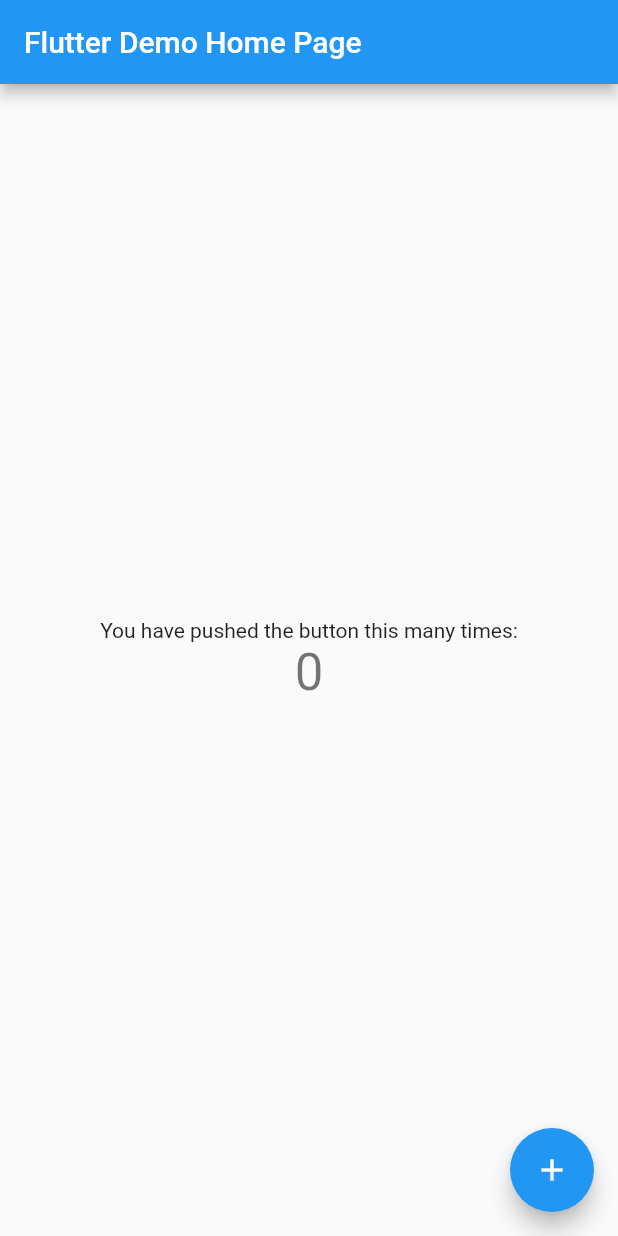
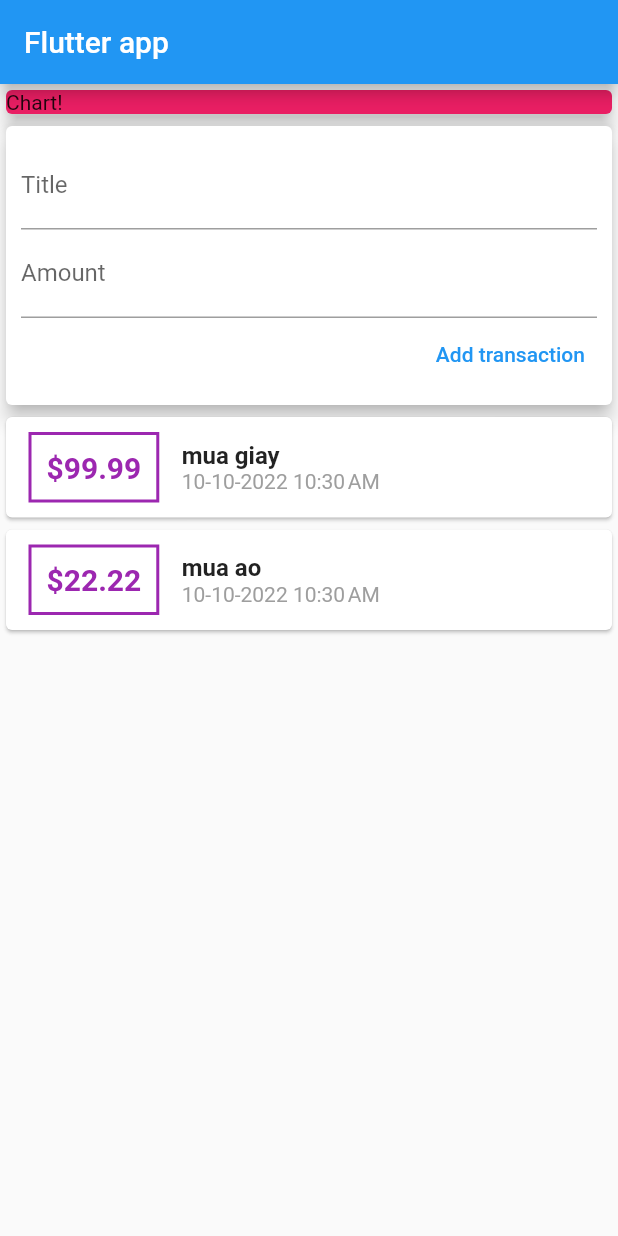
Before and after one commit to HoangShogun/app_quan_ly_chi_tieu, a Flutter app: the screen it shows after launch, on a phone screen of 412 x 824 dp. Run offline on Flutter 3.47's test engine with Material 2 defaults, Android fonts, the phone set to English and light mode, and no system bars.

Commit message:
second commit

```diff
--- a/lib/main.dart
+++ b/lib/main.dart
@@ -1,115 +1,50 @@
+import 'package:app_quan_ly_chi_tieu/widgets/chart.dart';
+import 'package:app_quan_ly_chi_tieu/widgets/new_transaction.dart';
+import 'package:app_quan_ly_chi_tieu/widgets/transaction_list.dart';
 import 'package:flutter/material.dart';
 
-void main() {
-  runApp(const MyApp());
-}
+void main() => runApp(const MyApp());
 
 class MyApp extends StatelessWidget {
   const MyApp({Key? key}) : super(key: key);
 
-  // This widget is the root of your application.
   @override
   Widget build(BuildContext context) {
-    return MaterialApp(
-      title: 'Flutter Demo',
-      theme: ThemeData(
-        // This is the theme of your application.
-        //
-        // Try running your application with "flutter run". You'll see the
-        // application has a blue toolbar. Then, without quitting the app, try
-        // changing the primarySwatch below to Colors.green and then invoke
-        // "hot reload" (press "r" in the console where you ran "flutter run",
-        // or simply save your changes to "hot reload" in a Flutter IDE).
-        // Notice that the counter didn't reset back to zero; the application
-        // is not restarted.
-        primarySwatch: Colors.blue,
-      ),
-      home: const MyHomePage(title: 'Flutter Demo Home Page'),
+    return const MaterialApp(
+      title: "app quan ly chi tieu",
+      home: MyHomePage(),
     );
   }
 }
 
-class MyHomePage extends StatefulWidget {
-  const MyHomePage({Key? key, required this.title}) : super(key: key);
+class MyHomePage extends StatelessWidget {
 
-  // This widget is the home page of your application. It is stateful, meaning
-  // that it has a State object (defined below) that contains fields that affect
-  // how it looks.
 
-  // This class is the configuration for the state. It holds the values (in this
-  // case the title) provided by the parent (in this case the App widget) and
-  // used by the build method of the State. Fields in a Widget subclass are
-  // always marked "final".
 
-  final String title;
+  const MyHomePage({Key? key}) : super(key: key);
 
-  @override
-  State<MyHomePage> createState() => _MyHomePageState();
-}
-
-class _MyHomePageState extends State<MyHomePage> {
-  int _counter = 0;
-
-  void _incrementCounter() {
-    setState(() {
-      // This call to setState tells the Flutter framework that something has
-      // changed in this State, which causes it to rerun the build method below
-      // so that the display can reflect the updated values. If we changed
-      // _counter without calling setState(), then the build method would not be
-      // called again, and so nothing would appear to happen.
-      _counter++;
-    });
-  }
 
   @override
   Widget build(BuildContext context) {
-    // This method is rerun every time setState is called, for instance as done
-    // by the _incrementCounter method above.
-    //
-    // The Flutter framework has been optimized to make rerunning build methods
-    // fast, so that you can just rebuild anything that needs updating rather
-    // than having to individually change instances of widgets.
     return Scaffold(
       appBar: AppBar(
-        // Here we take the value from the MyHomePage object that was created by
-        // the App.build method, and use it to set our appbar title.
-        title: Text(widget.title),
+        title: const Text("Flutter app"),
       ),
-      body: Center(
-        // Center is a layout widget. It takes a single child and positions it
-        // in the middle of the parent.
-        child: Column(
-          // Column is also a layout widget. It takes a list of children and
-          // arranges them vertically. By default, it sizes itself to fit its
-          // children horizontally, and tries to be as tall as its parent.
-          //
-          // Invoke "debug painting" (press "p" in the console, choose the
-          // "Toggle Debug Paint" action from the Flutter Inspector in Android
-          // Studio, or the "Toggle Debug Paint" command in Visual Studio Code)
-          // to see the wireframe for each widget.
-          //
-          // Column has various properties to control how it sizes itself and
-          // how it positions its children. Here we use mainAxisAlignment to
-          // center the children vertically; the main axis here is the vertical
-          // axis because Columns are vertical (the cross axis would be
-          // horizontal).
-          mainAxisAlignment: MainAxisAlignment.center,
-          children: <Widget>[
-            const Text(
-              'You have pushed the button this many times:',
-            ),
-            Text(
-              '$_counter',
-              style: Theme.of(context).textTheme.headline4,
-            ),
-          ],
-        ),
+
+      // THÂN LAYOUT
+      body: Column(
+        // mainAxisAlignment: MainAxisAlignment.spaceAround,
+        crossAxisAlignment: CrossAxisAlignment.center,
+        children: [
+
+          const Chart(),
+
+          NewTransaction(),
+
+          TransactionList()
+
+        ],
       ),
-      floatingActionButton: FloatingActionButton(
-        onPressed: _incrementCounter,
-        tooltip: 'Increment',
-        child: const Icon(Icons.add),
-      ), // This trailing comma makes auto-formatting nicer for build methods.
     );
   }
 }
--- /dev/null
+++ b/lib/models/transaction.dart
@@ -0,0 +1,13 @@
+class Transaction{
+  final String id;
+  final String title;
+  final double amount;
+  final DateTime date;
+
+  Transaction({
+    required this.id,
+    required this.amount,
+    required this.title,
+    required this.date
+  });
+}
--- /dev/null
+++ b/lib/widgets/chart.dart
@@ -0,0 +1,22 @@
+import 'package:flutter/material.dart';
+
+class Chart extends StatefulWidget {
+  const Chart({Key? key}) : super(key: key);
+
+  @override
+  State<Chart> createState() => _ChartState();
+}
+
+class _ChartState extends State<Chart> {
+  @override
+  Widget build(BuildContext context) {
+    return Container(
+      width: double.infinity,
+      child: const Card(
+        color: Colors.pink,
+        elevation: 5,
+        child: Text("Chart!"),
+      ),
+    );
+  }
+}
--- /dev/null
+++ b/lib/widgets/new_transaction.dart
@@ -0,0 +1,38 @@
+import 'package:flutter/material.dart';
+
+class NewTransaction extends StatelessWidget {
+
+  final titleController = TextEditingController();
+  final amountController = TextEditingController();
+
+  NewTransaction({Key? key}) : super(key: key);
+
+  @override
+  Widget build(BuildContext context) {
+    return Card(
+      elevation: 5,
+      child: Container(
+        padding: const EdgeInsets.all(10),
+        child: Column(
+          crossAxisAlignment: CrossAxisAlignment.end,
+          children: [
+            TextField(
+              decoration: const InputDecoration(labelText: "Title"),
+              controller: titleController,
+            ),
+            TextField(
+              decoration: const InputDecoration(labelText: "Amount"),
+              controller: amountController,
+            ),
+            TextButton(
+              onPressed: () {
+
+              },
+              child: const Text('Add transaction'),
+            ),
+          ],
+        ),
+      ),
+    );
+  }
+}
--- /dev/null
+++ b/lib/widgets/transaction_list.dart
@@ -0,0 +1,78 @@
+import 'package:flutter/material.dart';
+import 'package:intl/intl.dart';
+import '../models/transaction.dart';
+
+class TransactionList extends StatefulWidget {
+  const TransactionList({Key? key}) : super(key: key);
+
+  @override
+  State<TransactionList> createState() => _TransactionListState();
+}
+
+class _TransactionListState extends State<TransactionList> {
+
+  final List<Transaction> userTransactions = [
+    Transaction(
+        id: "t1",
+        amount: 99.99,
+        title: "mua giay",
+        date: DateTime.now()
+    ),
+    Transaction(
+        id: "t2",
+        amount: 22.22,
+        title: "mua ao",
+        date: DateTime.now()
+    ),
+  ];
+
+  @override
+  Widget build(BuildContext context) {
+    return Column(
+      children: userTransactions.map((tx) {
+        return Card(
+          child: Row(
+            children: [
+              Container(
+                margin: const EdgeInsets.symmetric(
+                  vertical: 10,
+                  horizontal: 15,
+                ),
+                decoration: BoxDecoration(
+                    border: Border.all(
+                      color: Colors.purple,
+                      width: 2,
+                    )
+                ),
+                padding: const EdgeInsets.all(10),
+                child: Text(
+                  "\$${tx.amount}",
+                  style: const TextStyle(
+                    fontWeight: FontWeight.bold,
+                    fontSize: 20,
+                    color: Colors.purple,
+                  ),
+                ),
+              ),
+              Column(
+
+                crossAxisAlignment: CrossAxisAlignment.start,
+                children: [
+                  Text(
+                    style: const TextStyle(
+                      fontWeight: FontWeight.bold,
+                      fontSize: 16,
+                    ),
+                    tx.title,
+                  ),
+                  Text(
+                    DateFormat('dd-MM-yyyy').add_jm().format(tx.date),
+                    style: const TextStyle(color: Colors.grey),
+                  ),
+                ],)
+            ],),
+        );
+      }).toList(),
+    );
+  }
+}
--- a/pubspec.yaml
+++ b/pubspec.yaml
@@ -34,6 +34,8 @@ dependencies:
   # The following adds the Cupertino Icons font to your application.
   # Use with the CupertinoIcons class for iOS style icons.
   cupertino_icons: ^1.0.2
+  flutter_intl: ^0.0.1 #nhap loi can go bo ma chua biet go ra sao
+  intl: ^0.17.0
 
 dev_dependencies:
   flutter_test:
```
Also changed, not shown: lib/widgets/user_transactions.dart (added), pubspec.lock, 1 other file.
